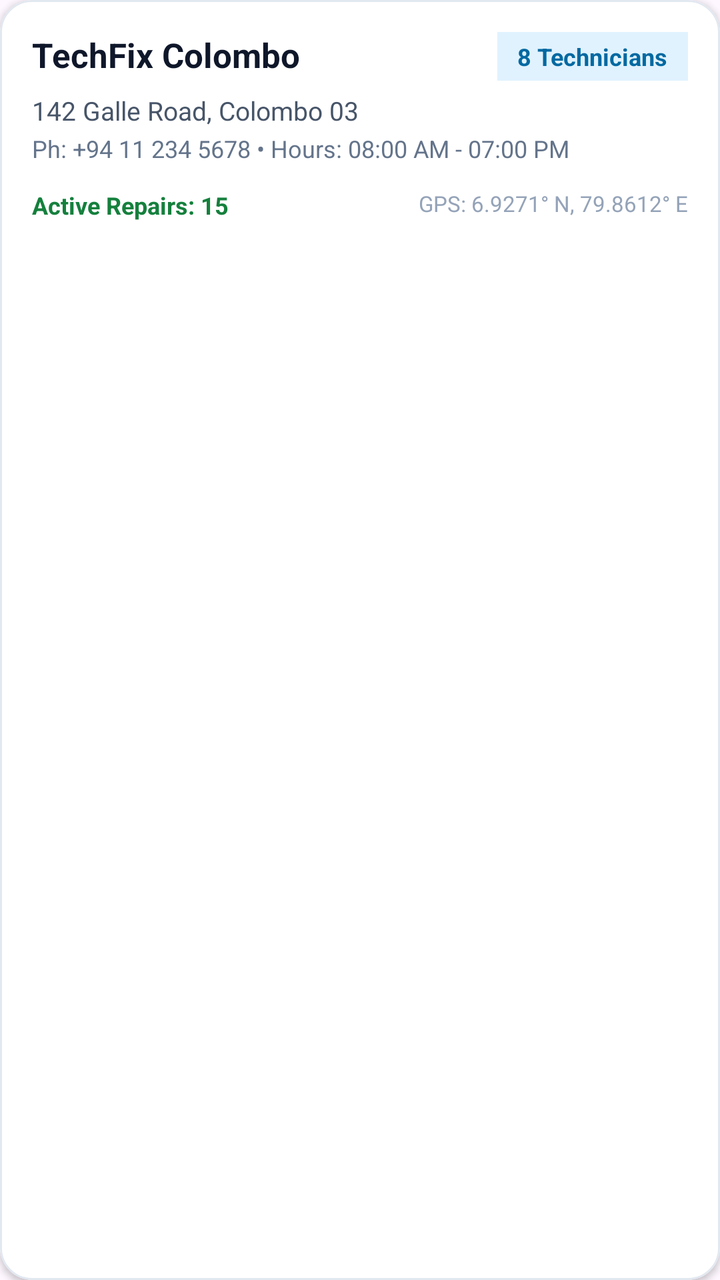
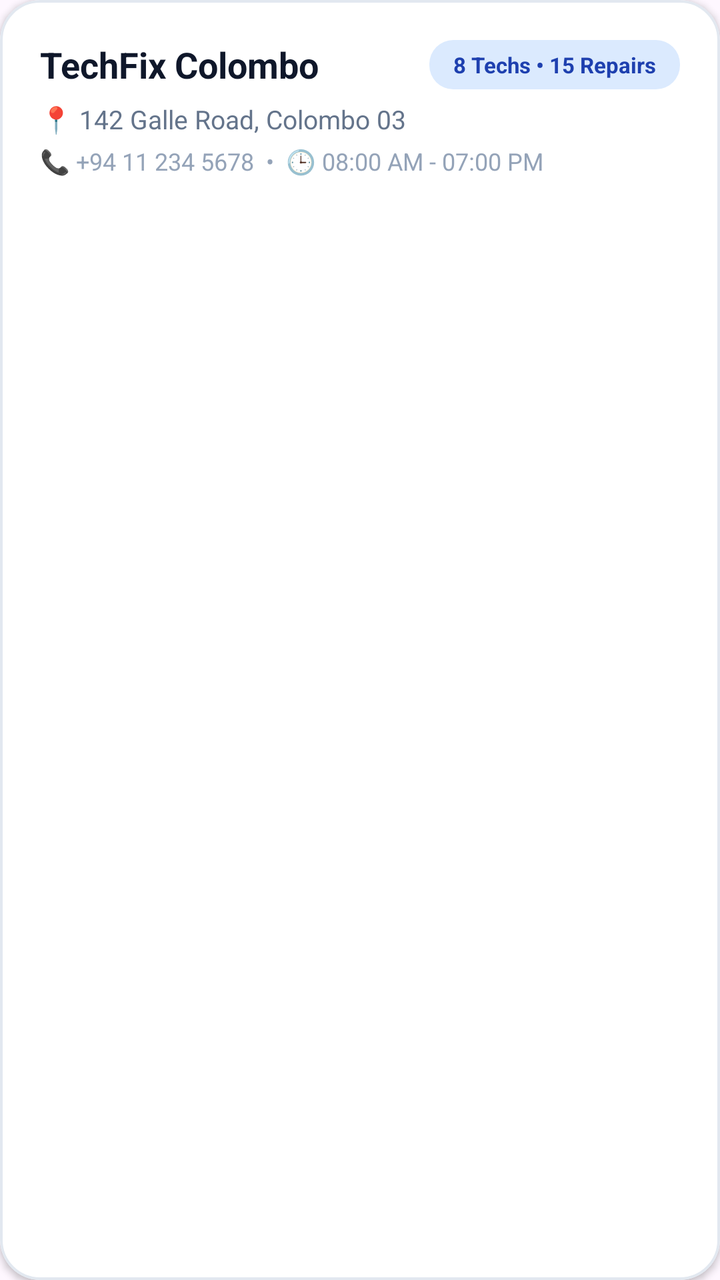

The first picture is an Android layout as it rendered before a commit; the second is the same layout after the commit. The layout source and the unified diff follow.
<!-- AndroidManifest.xml: application theme Theme.TechFix -->
<!-- res/layout/item_branch_card.xml -->
<?xml version="1.0" encoding="utf-8"?>
<com.google.android.material.card.MaterialCardView 
    xmlns:android="http://schemas.android.com/apk/res/android"
    xmlns:app="http://schemas.android.com/apk/res-auto"
    android:layout_width="match_parent"
    android:layout_height="wrap_content"
    android:layout_marginHorizontal="12dp"
    android:layout_marginVertical="6dp"
    app:cardCornerRadius="16dp"
    app:cardElevation="2dp"
    app:strokeColor="#E2E8F0"
    app:strokeWidth="1dp"
    app:cardBackgroundColor="#FFFFFF">

    <LinearLayout
        android:layout_width="match_parent"
        android:layout_height="wrap_content"
        android:orientation="vertical"
        android:padding="16dp">

        <RelativeLayout
            android:layout_width="match_parent"
            android:layout_height="wrap_content">

            <TextView
                android:id="@+id/tvBranchName"
                android:layout_width="wrap_content"
                android:layout_height="wrap_content"
                android:text="TechFix Colombo"
                android:textSize="17sp"
                android:textStyle="bold"
                android:textColor="#0F172A" />

            <TextView
                android:id="@+id/tvTechCount"
                android:layout_width="wrap_content"
                android:layout_height="wrap_content"
                android:layout_alignParentEnd="true"
                android:text="8 Technicians"
                android:textSize="12sp"
                android:textStyle="bold"
                android:textColor="#0369A1"
                android:background="#E0F2FE"
                android:paddingHorizontal="10dp"
                android:paddingVertical="4dp" />
        </RelativeLayout>

        <TextView
            android:id="@+id/tvBranchAddress"
            android:layout_width="wrap_content"
            android:layout_height="wrap_content"
            android:layout_marginTop="6dp"
            android:text="142 Galle Road, Colombo 03"
            android:textSize="13sp"
            android:textColor="#475569" />

        <TextView
            android:id="@+id/tvBranchPhoneAndHours"
            android:layout_width="wrap_content"
            android:layout_height="wrap_content"
            android:layout_marginTop="2dp"
            android:text="Ph: +94 11 234 5678 • Hours: 08:00 AM - 07:00 PM"
            android:textSize="12sp"
            android:textColor="#64748B" />

        <RelativeLayout
            android:layout_width="match_parent"
            android:layout_height="wrap_content"
            android:layout_marginTop="12dp">

            <TextView
                android:id="@+id/tvActiveRepairs"
                android:layout_width="wrap_content"
                android:layout_height="wrap_content"
                android:text="Active Repairs: 15"
                android:textSize="12sp"
                android:textStyle="bold"
                android:textColor="#15803D" />

            <TextView
                android:id="@+id/tvCoordinates"
                android:layout_width="wrap_content"
                android:layout_height="wrap_content"
                android:layout_alignParentEnd="true"
                android:text="GPS: 6.9271° N, 79.8612° E"
                android:textSize="11sp"
                android:textColor="#94A3B8" />
        </RelativeLayout>

    </LinearLayout>

</com.google.android.material.card.MaterialCardView>
<!-- resources referenced by this layout -->
<resources>
  <style name="Theme.TechFix" parent="Base.Theme.TechFix" />
  <style name="Base.Theme.TechFix" parent="Theme.Material3.DayNight.NoActionBar">
          
          
      </style>
</resources>

<!-- the commit's change to res/layout/item_branch_card.xml (unified diff, before → after) -->
@@ -4,19 +4,19 @@
     xmlns:app="http://schemas.android.com/apk/res-auto"
     android:layout_width="match_parent"
     android:layout_height="wrap_content"
-    android:layout_marginHorizontal="12dp"
-    android:layout_marginVertical="6dp"
-    app:cardCornerRadius="16dp"
+    android:layout_marginHorizontal="16dp"
+    android:layout_marginVertical="8dp"
+    app:cardCornerRadius="20dp"
     app:cardElevation="2dp"
     app:strokeColor="#E2E8F0"
-    app:strokeWidth="1dp"
+    app:strokeWidth="1.2dp"
     app:cardBackgroundColor="#FFFFFF">
 
     <LinearLayout
         android:layout_width="match_parent"
         android:layout_height="wrap_content"
         android:orientation="vertical"
-        android:padding="16dp">
+        android:padding="20dp">
 
         <RelativeLayout
             android:layout_width="match_parent"
@@ -26,23 +26,27 @@
                 android:id="@+id/tvBranchName"
                 android:layout_width="wrap_content"
                 android:layout_height="wrap_content"
+                android:layout_alignParentStart="true"
+                android:layout_toStartOf="@id/tvBranchStatsBadge"
+                android:layout_marginEnd="8dp"
                 android:text="TechFix Colombo"
-                android:textSize="17sp"
+                android:textSize="18sp"
                 android:textStyle="bold"
                 android:textColor="#0F172A" />
 
             <TextView
-                android:id="@+id/tvTechCount"
+                android:id="@+id/tvBranchStatsBadge"
                 android:layout_width="wrap_content"
                 android:layout_height="wrap_content"
                 android:layout_alignParentEnd="true"
-                android:text="8 Technicians"
-                android:textSize="12sp"
+                android:text="8 Techs • 15 Repairs"
+                android:textSize="11sp"
                 android:textStyle="bold"
-                android:textColor="#0369A1"
-                android:background="#E0F2FE"
-                android:paddingHorizontal="10dp"
-                android:paddingVertical="4dp" />
+                android:textColor="#1E40AF"
+                android:background="@drawable/bg_pill_badge"
+                android:backgroundTint="#DBEAFE"
+                android:paddingHorizontal="12dp"
+                android:paddingVertical="5dp" />
         </RelativeLayout>
 
         <TextView
@@ -50,42 +54,18 @@
             android:layout_width="wrap_content"
             android:layout_height="wrap_content"
             android:layout_marginTop="6dp"
-            android:text="142 Galle Road, Colombo 03"
+            android:text="📍 142 Galle Road, Colombo 03"
             android:textSize="13sp"
-            android:textColor="#475569" />
+            android:textColor="#64748B" />
 
         <TextView
-            android:id="@+id/tvBranchPhoneAndHours"
+            android:id="@+id/tvBranchContactAndHours"
             android:layout_width="wrap_content"
             android:layout_height="wrap_content"
-            android:layout_marginTop="2dp"
-            android:text="Ph: +94 11 234 5678 • Hours: 08:00 AM - 07:00 PM"
+            android:layout_marginTop="4dp"
+            android:text="📞 +94 11 234 5678  •  🕒 08:00 AM - 07:00 PM"
             android:textSize="12sp"
-            android:textColor="#64748B" />
-
-        <RelativeLayout
-            android:layout_width="match_parent"
-            android:layout_height="wrap_content"
-            android:layout_marginTop="12dp">
-
-            <TextView
-                android:id="@+id/tvActiveRepairs"
-                android:layout_width="wrap_content"
-                android:layout_height="wrap_content"
-                android:text="Active Repairs: 15"
-                android:textSize="12sp"
-                android:textStyle="bold"
-                android:textColor="#15803D" />
-
-            <TextView
-                android:id="@+id/tvCoordinates"
-                android:layout_width="wrap_content"
-                android:layout_height="wrap_content"
-                android:layout_alignParentEnd="true"
-                android:text="GPS: 6.9271° N, 79.8612° E"
-                android:textSize="11sp"
-                android:textColor="#94A3B8" />
-        </RelativeLayout>
+            android:textColor="#94A3B8" />
 
     </LinearLayout>
 
<!-- resource entries referenced after the edit -->
@@ -1,5 +1,12 @@
 <!-- resources referenced by this layout -->
 <resources>
+  <!-- drawable bg_pill_badge (drawable) -->
+  <?xml version="1.0" encoding="utf-8"?>
+  <shape xmlns:android="http://schemas.android.com/apk/res/android"
+      android:shape="rectangle">
+      <solid android:color="#FEE2E2" />
+      <corners android:radius="12dp" />
+  </shape>
   <style name="Theme.TechFix" parent="Base.Theme.TechFix" />
   <style name="Base.Theme.TechFix" parent="Theme.Material3.DayNight.NoActionBar">
           
